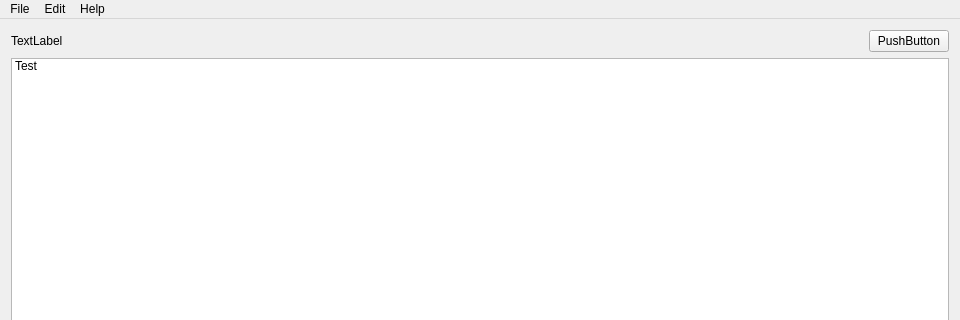
The window that Config_Tool/mainwindow.ui (DFO-Ocean-Navigator/Navigator2Go) describes before a commit, drawn with Qt 5; both pictures show x 0 to 960 and y 0 to 320 of the 960 by 540 pixel window.
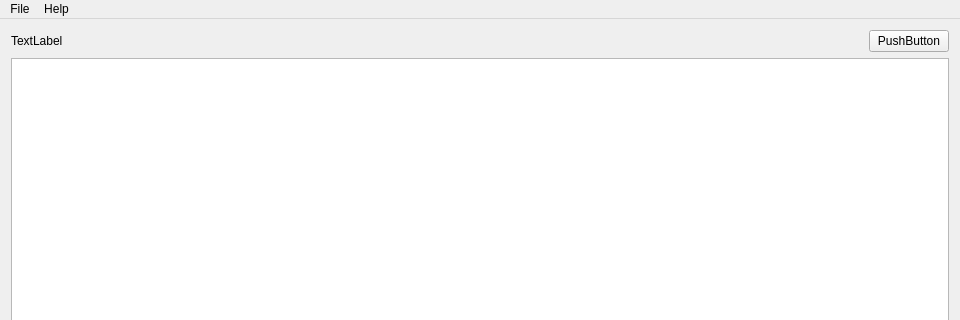
The same window after the commit. Icons and pictures are not drawn.

```diff
--- a/Config_Tool/mainwindow.ui
+++ b/Config_Tool/mainwindow.ui
@@ -10,6 +10,12 @@
     <height>540</height>
    </rect>
   </property>
+  <property name="sizePolicy">
+   <sizepolicy hsizetype="MinimumExpanding" vsizetype="MinimumExpanding">
+    <horstretch>0</horstretch>
+    <verstretch>0</verstretch>
+   </sizepolicy>
+  </property>
   <property name="minimumSize">
    <size>
     <width>960</width>
@@ -70,17 +76,18 @@
         <verstretch>0</verstretch>
        </sizepolicy>
       </property>
+      <property name="frameShadow">
+       <enum>QFrame::Sunken</enum>
+      </property>
+      <property name="editTriggers">
+       <set>QAbstractItemView::DoubleClicked</set>
+      </property>
       <property name="alternatingRowColors">
        <bool>true</bool>
       </property>
       <property name="sortingEnabled">
-       <bool>true</bool>
+       <bool>false</bool>
       </property>
-      <item>
-       <property name="text">
-        <string>Test</string>
-       </property>
-      </item>
      </widget>
     </item>
    </layout>
@@ -109,13 +116,7 @@
     <addaction name="actionAbout"/>
     <addaction name="actionAbout_Qt"/>
    </widget>
-   <widget class="QMenu" name="menuEdit">
-    <property name="title">
-     <string>Edit</string>
-    </property>
-   </widget>
    <addaction name="menuFile"/>
-   <addaction name="menuEdit"/>
    <addaction name="menuHelp"/>
   </widget>
   <widget class="QStatusBar" name="statusBar"/>
```
